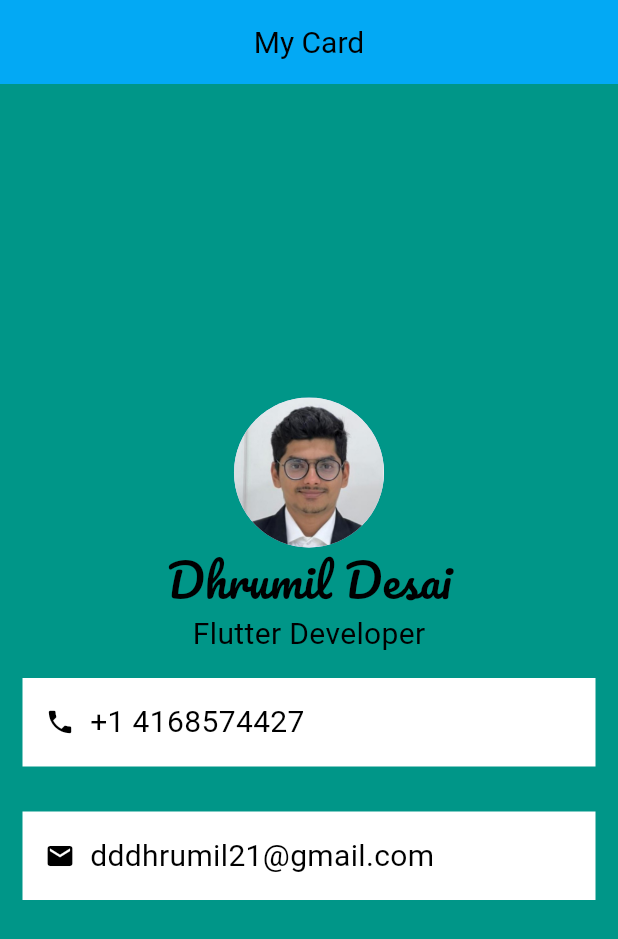
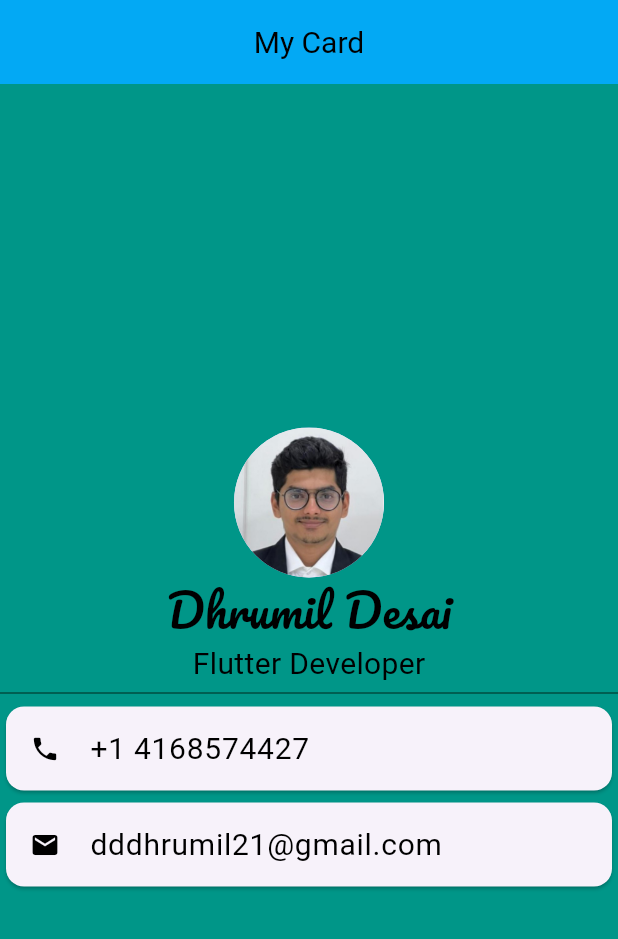
Before and after one commit to Dhrumil2101/visiting_card, a Flutter app: the screen it shows after launch, on a phone screen of 412 x 824 dp. Shown: the top 939 px of the screen. Run offline on Flutter 3.47's test engine with Material 3 defaults, Android fonts, the phone set to English and light mode, and no system bars.

Commit message:
convert row into card and used listtile

```diff
--- a/lib/main.dart
+++ b/lib/main.dart
@@ -46,34 +46,25 @@ class Myapp extends StatelessWidget {
                         fontSize: 20.0,
                     ),
                   ),
+                  SizedBox(
+                    height: 10.0,
+                    child: Divider(
+                      height: 2.0,
+                      color: Colors.teal.shade900,
+                    ),
+                  ),
                   Column(
                     children: [
-                      Container(
-                        padding: EdgeInsets.all(15.0),
-                        margin: EdgeInsets.symmetric(vertical: 15.0,horizontal: 15.0),
-                        color: Colors.white,
-                        child: Row(
-                          children: <Widget>[
-                            Icon(Icons.phone,size: 20.0,color: Colors.black,),
-                            SizedBox(
-                              width: 10.0,
-                            ),
-                            Text("+1 4168574427",style: TextStyle(color: Colors.black,fontSize: 20.0),)
-                          ],
+                      Card(
+                        child: ListTile(
+                          leading: Icon(Icons.phone,size: 20.0,color: Colors.black,),
+                          title:Text("+1 4168574427",style: TextStyle(color: Colors.black,fontSize: 20.0),) ,
                         ),
                       ),
-                      Container(
-                        padding: EdgeInsets.all(15.0),
-                        margin: EdgeInsets.symmetric(vertical: 15.0,horizontal: 15.0),
-                        color: Colors.white,
-                        child: Row(
-                          children: <Widget>[
-                            Icon(Icons.email,size: 20.0,color: Colors.black,),
-                            SizedBox(
-                              width: 10.0,
-                            ),
-                            Text("dddhrumil21@gmail.com",style: TextStyle(color: Colors.black,fontSize: 20.0),)
-                          ],
+                      Card(
+                        child: ListTile(
+                          leading: Icon(Icons.email,size: 20.0,color: Colors.black,),
+                          title:Text("dddhrumil21@gmail.com",style: TextStyle(color: Colors.black,fontSize: 20.0),) ,
                         ),
                       ),
                     ],
```
